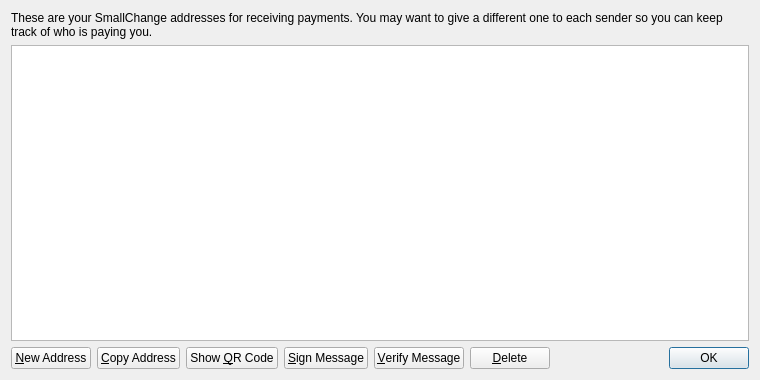
Before: the Qt Designer form src/qt/forms/addressbookpage.ui in Queercoin/Queercoin, drawn with Qt 5.
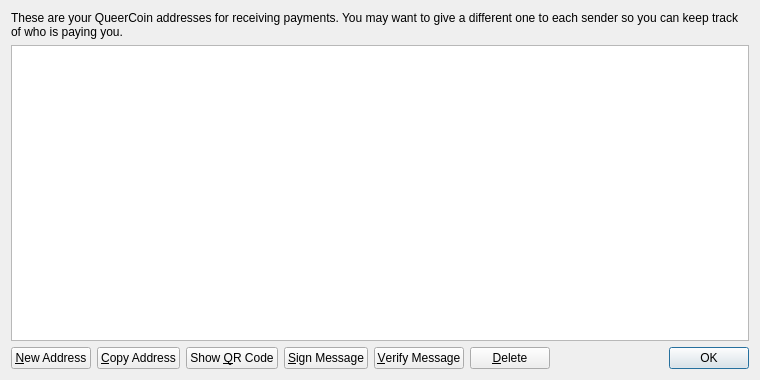
After: the same form once the commit is applied. Icons and pictures are not drawn.

```diff
--- a/src/qt/forms/addressbookpage.ui
+++ b/src/qt/forms/addressbookpage.ui
@@ -17,7 +17,7 @@
    <item>
     <widget class="QLabel" name="labelExplanation">
      <property name="text">
-      <string>These are your SmallChange addresses for receiving payments. You may want to give a different one to each sender so you can keep track of who is paying you.</string>
+      <string>These are your QueerCoin addresses for receiving payments. You may want to give a different one to each sender so you can keep track of who is paying you.</string>
      </property>
      <property name="textFormat">
       <enum>Qt::PlainText</enum>
```
